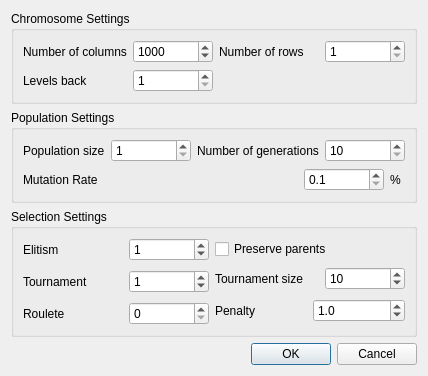
The window that GUI/cgpsettings.ui (Dogiuks/Project) describes before a commit, drawn with Qt 5.
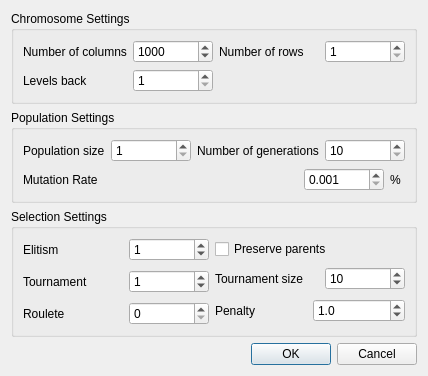
The same window after the commit.

Commit message: mutation rate

Diff of the .ui file:
```diff
--- a/GUI/cgpsettings.ui
+++ b/GUI/cgpsettings.ui
@@ -248,10 +248,10 @@
            </size>
           </property>
           <property name="decimals">
-           <number>1</number>
+           <number>3</number>
           </property>
           <property name="minimum">
-           <double>0.100000000000000</double>
+           <double>0.001000000000000</double>
           </property>
           <property name="maximum">
            <double>10.000000000000000</double>
```
The commit also changes 1 other file.
